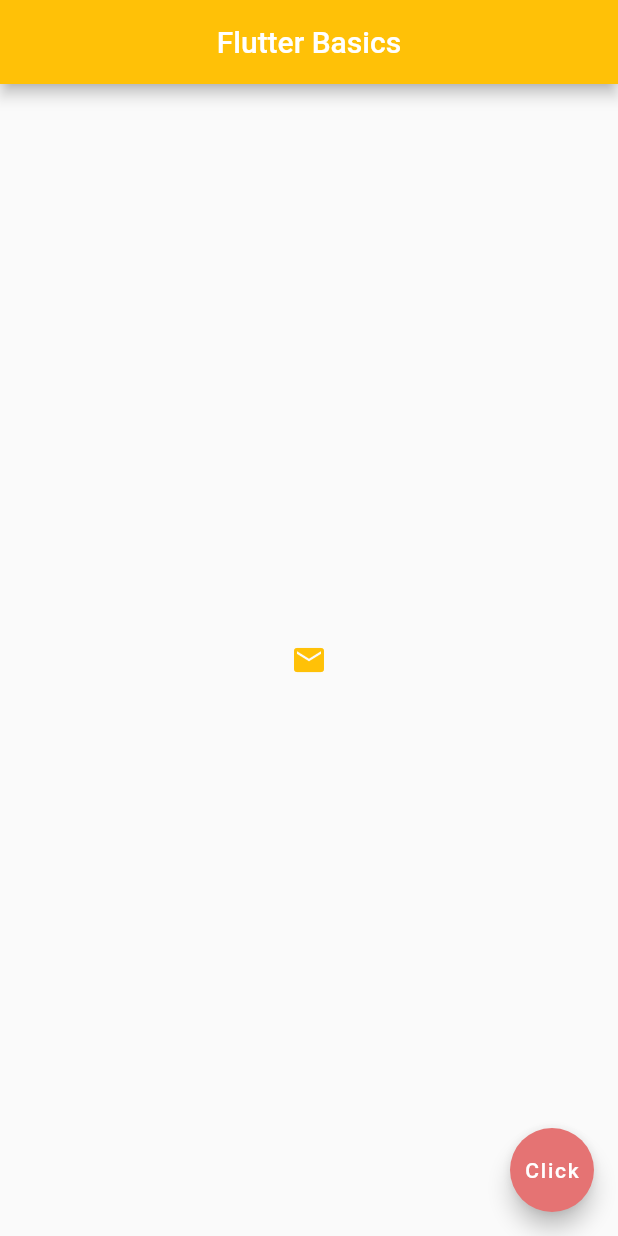
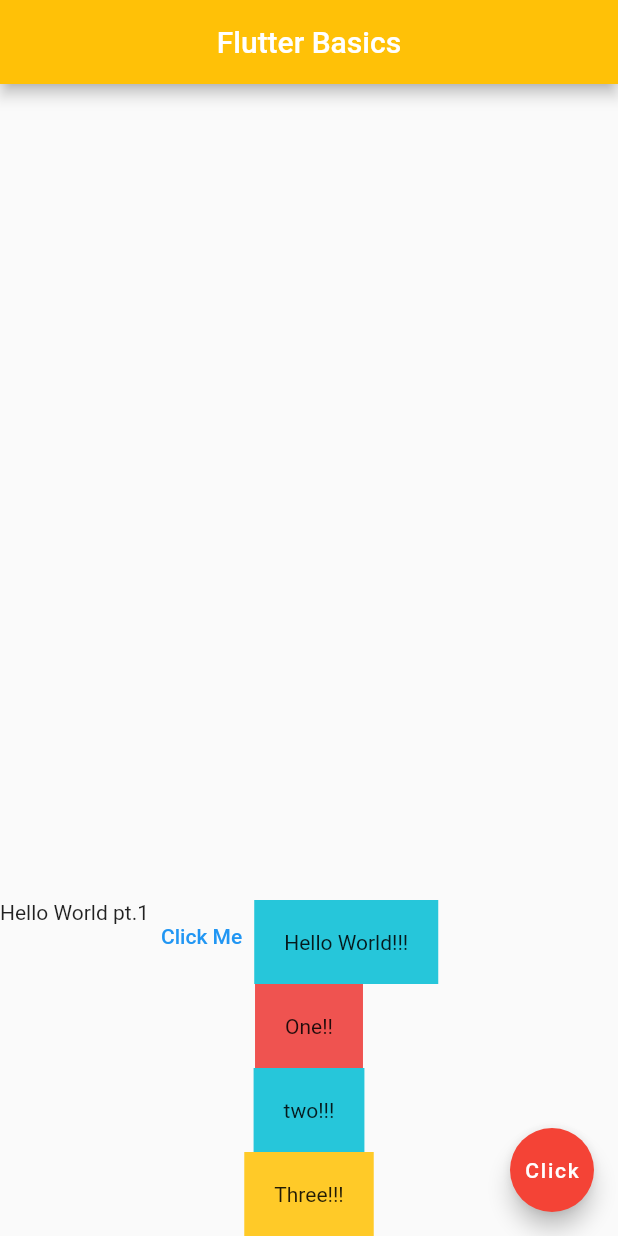
Before and after one commit to NikhilAg2021/Flutter_Calculator, a Flutter app: the screen it shows after launch, on a phone screen of 412 x 824 dp. Run offline on Flutter 3.47's test engine with Material 2 defaults, Android fonts, the phone set to English and light mode, and no system bars.

Commit message:
Working with the layouts in Flutter

```diff
--- a/FlutterBasics/my_app/lib/main.dart
+++ b/FlutterBasics/my_app/lib/main.dart
@@ -1,6 +1,6 @@
 import 'package:flutter/material.dart';
 
-void main() => runApp(const MaterialApp(
+void main() => runApp(MaterialApp(
   home: Home(),
 ));
 
@@ -10,24 +10,55 @@ class Home extends StatelessWidget {
   Widget build(BuildContext context) {
     return Scaffold(
       appBar: AppBar(
-        title: const Text('Flutter Basics'),
+        title: Text('Flutter Basics'),
         centerTitle: true,
         backgroundColor: Colors.amber[500],
       ),
-      body: Center(
-        child: IconButton(
-          onPressed: () {
-            print("Icon Clicked ");
-          },
-          icon: Icon(Icons.mail),
-          color: Colors.amber,
-        ),
+      body: Column(
+        mainAxisAlignment: MainAxisAlignment.end,
+        crossAxisAlignment: CrossAxisAlignment.center,
+        children: <Widget>[
+
+          Row(
+            mainAxisAlignment: MainAxisAlignment.start,
+            crossAxisAlignment: CrossAxisAlignment.start,
+        children: <Widget>[
+          Text('Hello World pt.1'),
+          TextButton(
+            onPressed: () {},
+            child: Text('Click Me'),
+
+          ),
+            Container(
+              padding: EdgeInsets.all(20.0),
+              color: Colors.cyan[400],
+              child: Text('Hello World!!!'),
+      ),
+      ],
+          ),
+          Container(
+            padding: EdgeInsets.all(20.0),
+            color: Colors.red[400],
+            child: Text('One!!'),
+          ),
+          Container(
+            padding: EdgeInsets.all(20.0),
+            color: Colors.cyan[400],
+            child: Text('two!!!'),
+          ),
+          Container(
+            padding: EdgeInsets.all(20.0),
+            color: Colors.amber[400],
+            child: Text('Three!!!'),
+          ),
+        ],
       ),
       floatingActionButton: FloatingActionButton(
         onPressed: () {  },
-        child: const Text('Click'),
-        backgroundColor: Colors.red[300],
+        child: Text('Click'),
+        backgroundColor: Colors.red,
       ),
+
     );
   }
 }
```
